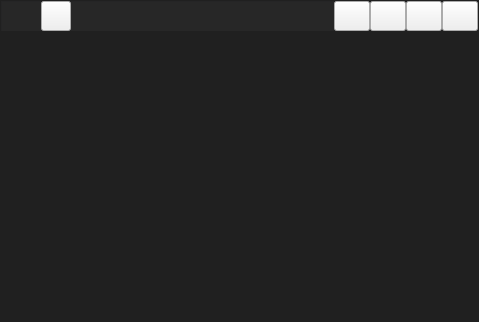
supine0703/AVS8086, file qtproj/AVS8086/widget_ui/FramelessWidget/FramelessWidget.ui: the form before one commit.
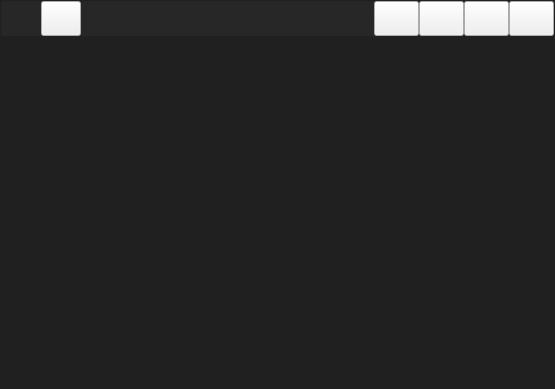
The form after the commit.

What changed in the file:
```diff
--- a/qtproj/AVS8086/widget_ui/FramelessWidget/FramelessWidget.ui
+++ b/qtproj/AVS8086/widget_ui/FramelessWidget/FramelessWidget.ui
@@ -6,8 +6,8 @@
    <rect>
     <x>0</x>
     <y>0</y>
-    <width>479</width>
-    <height>322</height>
+    <width>555</width>
+    <height>389</height>
    </rect>
   </property>
   <property name="windowTitle">
@@ -61,13 +61,13 @@
         <property name="minimumSize">
          <size>
           <width>0</width>
-          <height>30</height>
+          <height>35</height>
          </size>
         </property>
         <property name="maximumSize">
          <size>
           <width>16777215</width>
-          <height>30</height>
+          <height>35</height>
          </size>
         </property>
         <property name="sizeIncrement">
@@ -105,13 +105,13 @@
            <property name="minimumSize">
             <size>
              <width>40</width>
-             <height>30</height>
+             <height>35</height>
             </size>
            </property>
            <property name="maximumSize">
             <size>
              <width>40</width>
-             <height>30</height>
+             <height>35</height>
             </size>
            </property>
            <property name="styleSheet">
@@ -124,6 +124,12 @@
          </item>
          <item>
           <widget class="QWidget" name="widget" native="true">
+           <property name="sizePolicy">
+            <sizepolicy hsizetype="Expanding" vsizetype="Preferred">
+             <horstretch>0</horstretch>
+             <verstretch>0</verstretch>
+            </sizepolicy>
+           </property>
            <property name="minimumSize">
             <size>
              <width>0</width>
@@ -156,14 +162,14 @@
              <widget class="QToolButton" name="MenuButton">
               <property name="minimumSize">
                <size>
-                <width>30</width>
-                <height>30</height>
+                <width>40</width>
+                <height>35</height>
                </size>
               </property>
               <property name="maximumSize">
                <size>
-                <width>30</width>
-                <height>30</height>
+                <width>40</width>
+                <height>35</height>
                </size>
               </property>
               <property name="text">
@@ -174,8 +180,8 @@
             <item>
              <widget class="QWidget" name="menu_widget" native="true">
               <property name="styleSheet">
-               <string notr="true">background-color:transparent;
-color: rgb(255, 255, 255);
+               <string notr="true">background:transparent;
+
 </string>
               </property>
               <layout class="QHBoxLayout" name="horizontalLayout_5">
@@ -186,7 +192,7 @@
                 <number>0</number>
                </property>
                <property name="topMargin">
-                <number>4</number>
+                <number>0</number>
                </property>
                <property name="rightMargin">
                 <number>0</number>
@@ -209,9 +215,15 @@
          </item>
          <item>
           <widget class="QWidget" name="widget_2" native="true">
+           <property name="minimumSize">
+            <size>
+             <width>210</width>
+             <height>0</height>
+            </size>
+           </property>
            <property name="maximumSize">
             <size>
-             <width>250</width>
+             <width>210</width>
              <height>16777215</height>
             </size>
            </property>
@@ -242,14 +254,14 @@
              <widget class="QToolButton" name="MiniButton">
               <property name="minimumSize">
                <size>
-                <width>36</width>
-                <height>30</height>
+                <width>45</width>
+                <height>35</height>
                </size>
               </property>
               <property name="maximumSize">
                <size>
-                <width>36</width>
-                <height>30</height>
+                <width>45</width>
+                <height>35</height>
                </size>
               </property>
               <property name="text">
@@ -261,14 +273,14 @@
              <widget class="QToolButton" name="RecoverButton">
               <property name="minimumSize">
                <size>
-                <width>36</width>
-                <height>30</height>
+                <width>45</width>
+                <height>35</height>
                </size>
               </property>
               <property name="maximumSize">
                <size>
-                <width>36</width>
-                <height>30</height>
+                <width>45</width>
+                <height>35</height>
                </size>
               </property>
               <property name="text">
@@ -280,14 +292,14 @@
              <widget class="QToolButton" name="MaxButton">
               <property name="minimumSize">
                <size>
-                <width>36</width>
-                <height>30</height>
+                <width>45</width>
+                <height>35</height>
                </size>
               </property>
               <property name="maximumSize">
                <size>
-                <width>36</width>
-                <height>30</height>
+                <width>45</width>
+                <height>35</height>
                </size>
               </property>
               <property name="text">
@@ -299,14 +311,14 @@
              <widget class="QToolButton" name="CloseButton">
               <property name="minimumSize">
                <size>
-                <width>36</width>
-                <height>30</height>
+                <width>45</width>
+                <height>35</height>
                </size>
               </property>
               <property name="maximumSize">
                <size>
-                <width>36</width>
-                <height>30</height>
+                <width>45</width>
+                <height>35</height>
                </size>
               </property>
               <property name="text">
```
Left out of the diff: 7 changed lines with no effect on the pictures.
